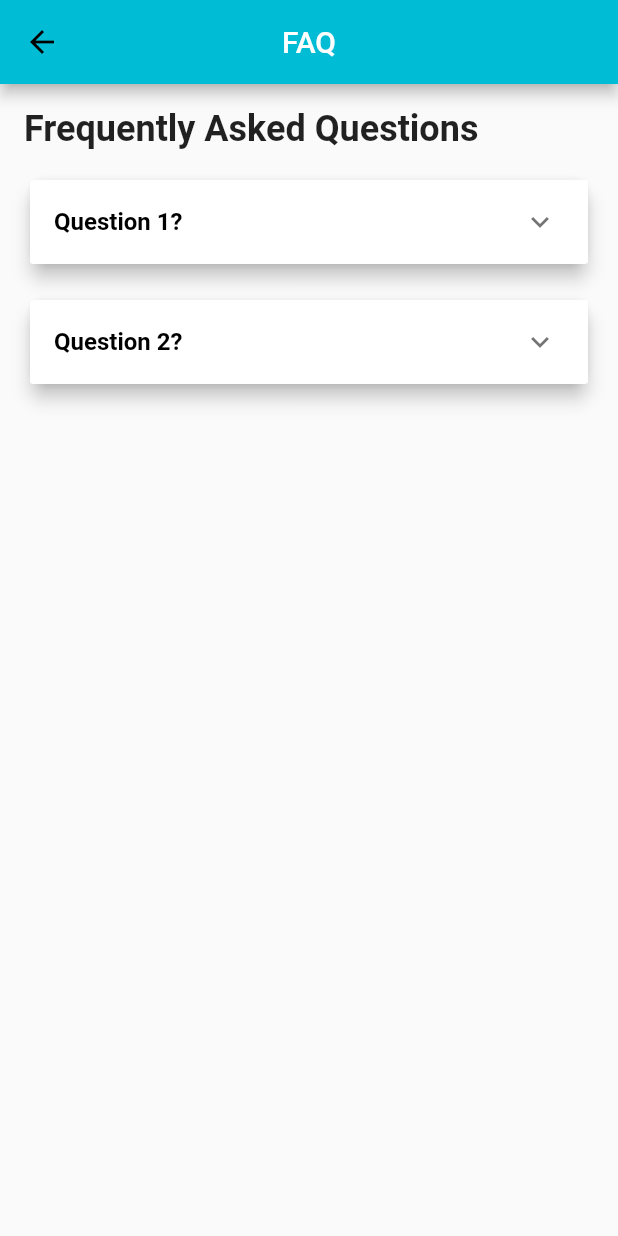
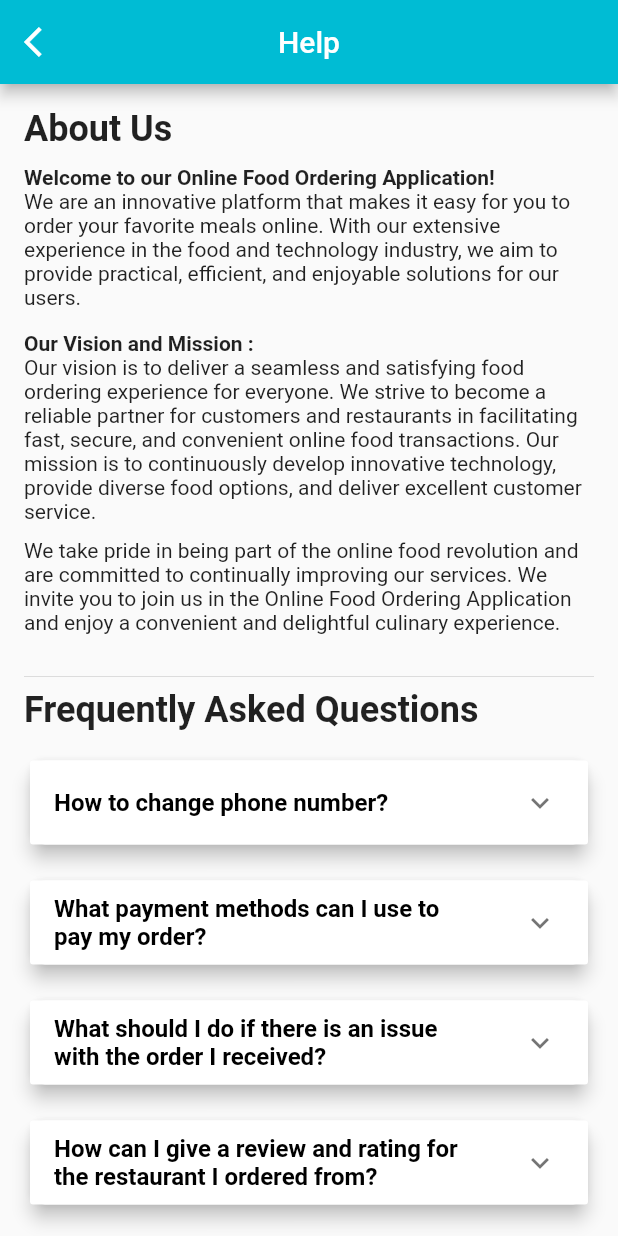
Before and after one commit to AlvynStane/JHA-food, a Flutter app: the FAQ screen opened directly, on a phone screen of 412 x 824 dp. Run offline on Flutter 3.47's test engine with Material 2 defaults, Android fonts, the phone set to English and light mode, and no system bars; accounts and stored records are empty; Roboto replaces fonts that are missing (Montserrat); project files that could hold a hidden picture were left out.

Commit message:
Lengkapi about us dan faq

```diff
--- a/lib/pages/main_page/profile/faq.dart
+++ b/lib/pages/main_page/profile/faq.dart
@@ -1,13 +1,6 @@
 import 'package:flutter/material.dart';
 
-class Help extends StatefulWidget {
-  const Help({Key? key});
-
-  @override
-  State<Help> createState() => _HelpState();
-}
-
-class _HelpState extends State<Help> {
+class FAQ extends StatelessWidget {
   @override
   Widget build(BuildContext context) {
     return Scaffold(
@@ -25,38 +18,42 @@ class _HelpState extends State<Help> {
           color: Colors.white,
         ),
       ),
-      body: Center(
-        child: ElevatedButton(
-          onPressed: () {
-            Navigator.push(
-              context,
-              MaterialPageRoute(builder: (context) => FAQ()),
-            );
-          },
-          child: Text('Open FAQ'),
-        ),
-      ),
-    );
-  }
-}
-
-class FAQ extends StatelessWidget {
-  @override
-  Widget build(BuildContext context) {
-    return Scaffold(
-      appBar: AppBar(
-        title: const Text(
-          'FAQ',
-          style: TextStyle(color: Colors.white),
-        ),
-        centerTitle: true,
-      ),
       body: SingleChildScrollView(
         child: Padding(
           padding: const EdgeInsets.all(16.0),
           child: Column(
             crossAxisAlignment: CrossAxisAlignment.start,
             children: [
+              Text(
+                'About Us',
+                style: TextStyle(
+                  fontSize: 24,
+                  fontWeight: FontWeight.bold,
+                ),
+              ),
+              SizedBox(height: 10.0),
+              Text(
+                'Welcome to our Online Food Ordering Application!',
+                style: TextStyle(fontWeight: FontWeight.bold),
+              ),
+              Text(
+                  'We are an innovative platform that makes it easy for you to order your favorite meals online. With our extensive experience in the food and technology industry, we aim to provide practical, efficient, and enjoyable solutions for our users.'),
+              SizedBox(
+                height: 15.0,
+              ),
+              Text(
+                'Our Vision and Mission : ',
+                style: TextStyle(fontWeight: FontWeight.bold),
+              ),
+              Text(
+                  'Our vision is to deliver a seamless and satisfying food ordering experience for everyone. We strive to become a reliable partner for customers and restaurants in facilitating fast, secure, and convenient online food transactions. Our mission is to continuously develop innovative technology, provide diverse food options, and deliver excellent customer service.'),
+              SizedBox(height: 10.0),
+              Text(
+                  'We take pride in being part of the online food revolution and are committed to continually improving our services. We invite you to join us in the Online Food Ordering Application and enjoy a convenient and delightful culinary experience.'),
+              SizedBox(
+                height: 20.0,
+              ),
+              Divider(),
               Text(
                 'Frequently Asked Questions',
                 style: TextStyle(
@@ -66,15 +63,30 @@ class FAQ extends StatelessWidget {
               ),
               SizedBox(height: 16.0),
               FAQItem(
-                question: 'Question 1?',
-                answer: 'Answer 1',
+                question: 'How to change phone number?',
+                answer:
+                    'Select the "Account" tab > Choose the pencil icon > Enter your new phone number > Press the "Save" button',
               ),
               SizedBox(height: 16.0),
               FAQItem(
-                question: 'Question 2?',
-                answer: 'Answer 2',
+                question: 'What payment methods can I use to pay my order?',
+                answer:
+                    'There are two payment methods available: "Cash" and "Balance". If you choose "Cash", you can pay the driver directly when they arrive with your order. If you choose "Balance", the total cost of your order will be deducted from your account balance.',
               ),
-              // Add more FAQItems as needed
+              SizedBox(height: 16.0),
+              FAQItem(
+                question:
+                    'What should I do if there is an issue with the order I received?',
+                answer:
+                    'Go to the "Account" page > Select the "Contact Us" page > Send your feedback > Press "Send"',
+              ),
+              SizedBox(height: 16.0),
+              FAQItem(
+                question:
+                    'How can I give a review and rating for the restaurant I ordered from?',
+                answer:
+                    'Go to the "Contact Us" page in the "Account" section. You can submit your review and rating there.',
+              ),
             ],
           ),
         ),
--- a/lib/pages/main_page/profile/profile.dart
+++ b/lib/pages/main_page/profile/profile.dart
@@ -28,8 +28,11 @@ class _ProfileState extends State<Profile> with SingleTickerProviderStateMixin {
 
   @override
   Widget build(BuildContext context) {
-    final accountProvider = Provider.of<AccountProvider>(context, listen: false);
-    if (accountProvider.loggedInAccount == null){ accountProvider.login(accountProvider.accountList[0]);}
+    final accountProvider =
+        Provider.of<AccountProvider>(context, listen: false);
+    if (accountProvider.loggedInAccount == null) {
+      accountProvider.login(accountProvider.accountList[0]);
+    }
     final themeProvider = Provider.of<DarkThemeProvider>(context);
     String username = accountProvider.loggedInAccount!.username;
     String email = accountProvider.loggedInAccount!.email;
@@ -185,7 +188,8 @@ class _ProfileState extends State<Profile> with SingleTickerProviderStateMixin {
                     shrinkWrap: true,
                     physics: NeverScrollableScrollPhysics(),
                     children: [
-                      _listItem(Icons.question_answer, 'FAQ', page: Help()),
+                      _listItem(Icons.question_answer, 'About Us and FAQ',
+                          page: FAQ()),
                       SizedBox(height: 10),
                       _listItem(Icons.help_center, 'Contact Us',
                           page: Contact()),
@@ -256,7 +260,8 @@ class _ProfileState extends State<Profile> with SingleTickerProviderStateMixin {
     showDialog(
       context: context,
       builder: (context) {
-        final accountProvider = Provider.of<AccountProvider>(context, listen: false);
+        final accountProvider =
+            Provider.of<AccountProvider>(context, listen: false);
         String newUsername = accountProvider.loggedInAccount!.username;
         String newEmail = accountProvider.loggedInAccount!.email;
         String newPhone = accountProvider.loggedInAccount!.phonenum;
@@ -303,18 +308,19 @@ class _ProfileState extends State<Profile> with SingleTickerProviderStateMixin {
           actions: [
             TextButton(
               onPressed: () {
+                Navigator.pop(context);
+              },
+              child: Text('Cancel'),
+            ),
+            TextButton(
+              onPressed: () {
                 setState(() {
-                  accountProvider.editProfile(newUsername, newEmail, newPass, newPhone);
+                  accountProvider.editProfile(
+                      newUsername, newEmail, newPass, newPhone);
                 });
                 Navigator.pop(context);
               },
               child: Text('Save'),
-            ),
-            TextButton(
-              onPressed: () {
-                Navigator.pop(context);
-              },
-              child: Text('Cancel'),
             ),
           ],
         );
--- a/lib/providers/language_provider.dart
+++ b/lib/providers/language_provider.dart
@@ -1,7 +1,7 @@
 import 'package:flutter/material.dart';
 
-class LanguageProvider extends ChangeNotifier{
-  List<String> languageList = ['Indonesia', 'English', 'German', 'Korea'];
+class LanguageProvider extends ChangeNotifier {
+  List<String> languageList = ['Indonesia', 'English'];
   String _selectedLanguage = 'English';
 
   String get selectedLanguage => _selectedLanguage;
```
Also changed, not shown: lib/pages/main_page/menu/check_out.dart (+16 -6 lines). Lines whose indentation alone changed are shown as unchanged.
